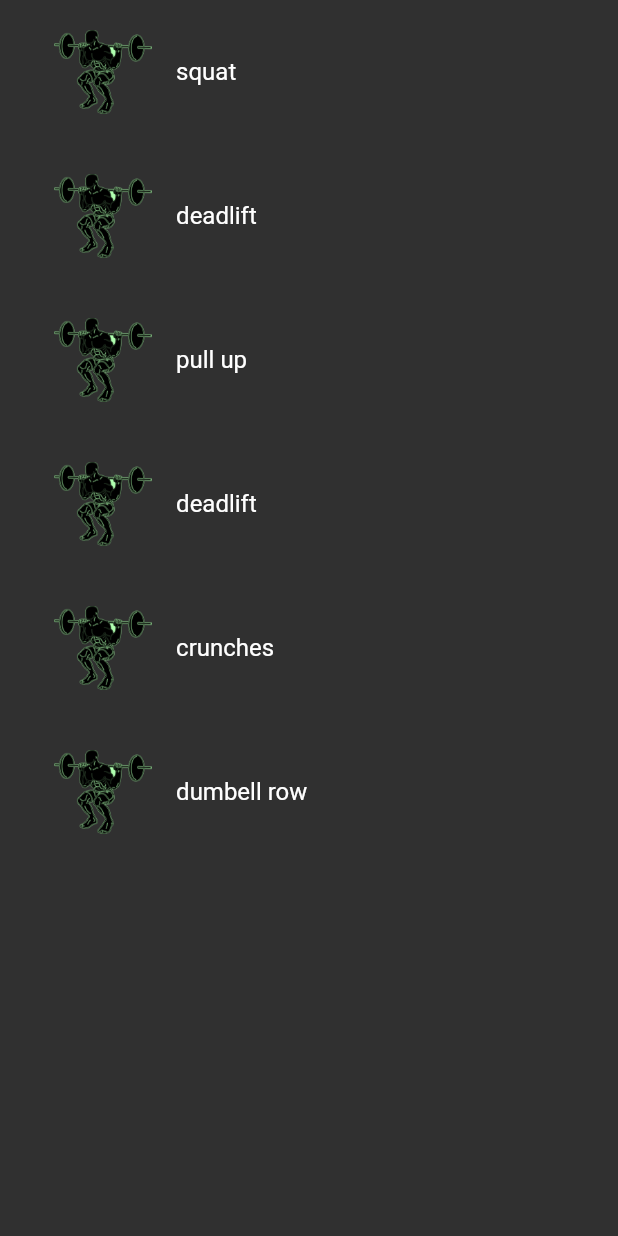
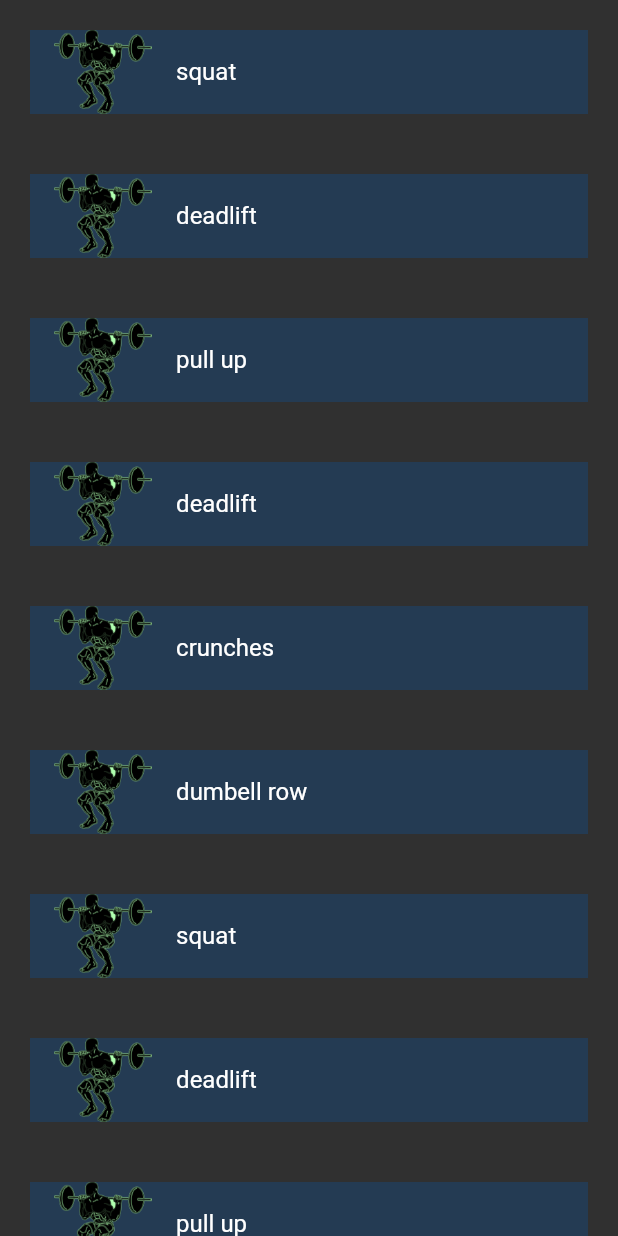
Before and after one commit to ACM-VIT/muscle_magic, a Flutter app: the ExcerciseScreen screen opened directly, on a phone screen of 412 x 824 dp. Run offline on Flutter 3.47's test engine with Material 2 defaults, Android fonts, the phone set to English and light mode, and no system bars.

Commit message:
style:change tile color in exercise screen

```diff
--- a/lib/screens/excercise_screen.dart
+++ b/lib/screens/excercise_screen.dart
@@ -3,6 +3,12 @@ import 'package:flutter/material.dart';
 
 const list = [
   "squat",
+  "deadlift",
+  "pull up",
+  "deadlift",
+  "crunches",
+  "dumbell row",
+   "squat",
   "deadlift",
   "pull up",
   "deadlift",
@@ -17,14 +23,16 @@ class ExcerciseScreen extends StatelessWidget {
   @override
   Widget build(BuildContext context) {
     return  Scaffold(
-        // backgroundColor: Colors.black,
+
         body: ListView.builder(
         itemBuilder: (context, index) {
           return Padding(
             padding: const EdgeInsets.all(20.0),
             child: ListTile(
               title: Text(list[index],style: const TextStyle(color: Colors.white,),),
-              leading: Image.asset(img[0])
+              leading: Image.asset(img[0]),
+              tileColor: const Color(0xFF243B53),
+
             ),
           );
         },
```
